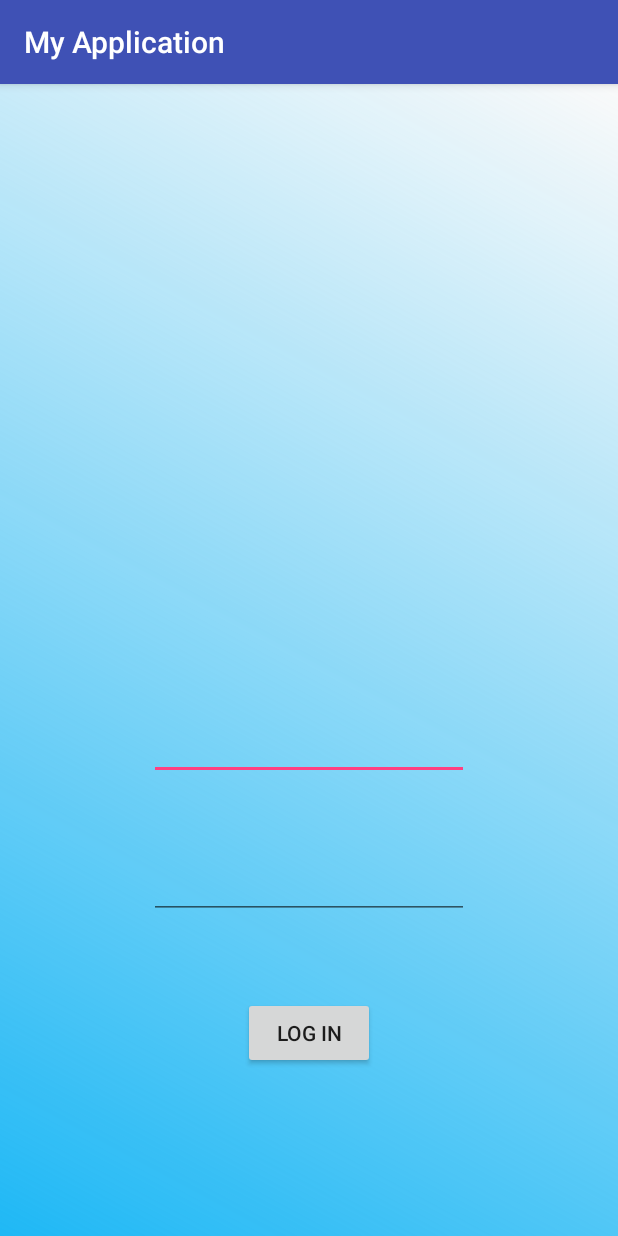
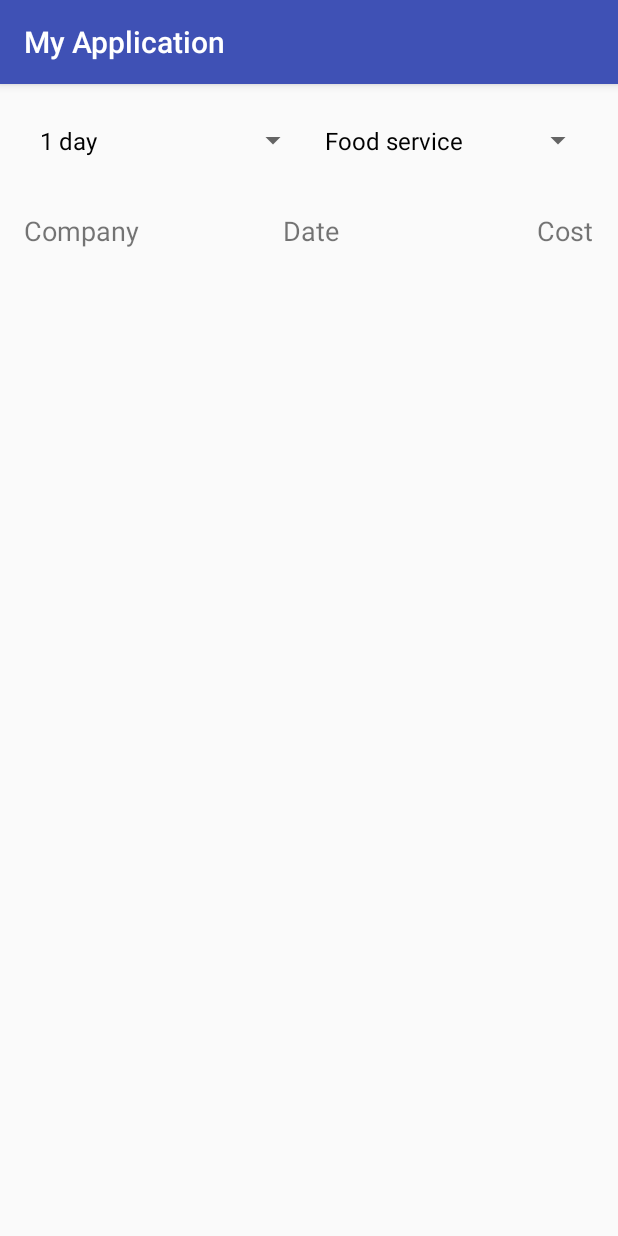
Before and after one commit to jevuu/e-ceipt, an Android app: the screen it shows after launch (MainActivity before the commit, HomeActivity after it), on a phone screen of 412 x 824 dp. Run offline under Robolectric (Android 15) with nearby library versions, the phone set to English and light mode, and no system bars.

Commit message:
working on homescreen

```diff
--- a/app/src/main/AndroidManifest.xml
+++ b/app/src/main/AndroidManifest.xml
@@ -1,7 +1,9 @@
 <?xml version="1.0" encoding="utf-8"?>
 <manifest xmlns:android="http://schemas.android.com/apk/res/android"
     package="com.example.d8.myapplication">
+
     <uses-permission android:name="android.permission.INTERNET" />
+
     <application
         android:allowBackup="true"
         android:icon="@mipmap/ic_launcher"
@@ -10,6 +12,9 @@
         android:supportsRtl="true"
         android:theme="@style/AppTheme">
         <activity android:name=".MainActivity">
+
+        </activity>
+        <activity android:name=".HomeActivity">
             <intent-filter>
                 <action android:name="android.intent.action.MAIN" />
 
--- /dev/null
+++ b/app/src/main/java/com/example/d8/myapplication/HomeActivity.java
@@ -0,0 +1,126 @@
+package com.example.d8.myapplication;
+
+import android.content.Context;
+import android.graphics.Color;
+import android.support.v7.app.AppCompatActivity;
+import android.os.Bundle;
+import android.view.Gravity;
+import android.view.View;
+import android.view.ViewGroup;
+import android.widget.ArrayAdapter;
+import android.widget.BaseAdapter;
+import android.widget.Spinner;
+import android.widget.SpinnerAdapter;
+import android.widget.TextView;
+
+import java.util.ArrayList;
+import java.util.Arrays;
+
+public class HomeActivity extends AppCompatActivity {
+
+
+
+    @Override
+    protected void onCreate(Bundle savedInstanceState) {
+        super.onCreate(savedInstanceState);
+        setContentView(R.layout.activity_home);
+
+        initCustomSpinner();
+
+
+
+    }
+
+    private void initSpinner(){
+        //Set spinner for day number select
+        Spinner spinnerDay = (Spinner) findViewById(R.id.spinner_daysnum_select);
+        // Create an ArrayAdapter using the string array and a default spinner layout
+        ArrayAdapter<CharSequence> adapterDay = ArrayAdapter.createFromResource(this,
+                R.array.home_spinner_days_select, android.R.layout.simple_spinner_item);
+        // Specify the layout to use when the list of choices appears
+        adapterDay.setDropDownViewResource(android.R.layout.simple_spinner_dropdown_item);
+        // Apply the adapter to the spinner
+        spinnerDay.setAdapter(adapterDay);
+
+
+
+        //Set spinner for category select
+        Spinner spinnerCategory = (Spinner) findViewById(R.id.spinner_category_select);
+        // Create an ArrayAdapter using the string array and a default spinner layout
+        ArrayAdapter<CharSequence> adapterCategory = ArrayAdapter.createFromResource(this,
+                R.array.home_spinner_category, android.R.layout.simple_spinner_item);
+        // Specify the layout to use when the list of choices appears
+        adapterCategory.setDropDownViewResource(android.R.layout.simple_spinner_dropdown_item);
+        // Apply the adapter to the spinner
+        spinnerCategory.setAdapter(adapterCategory);
+    }
+
+    private void initCustomSpinner() {
+        //Set spinner for day number select
+        Spinner spinnerDay = (Spinner) findViewById(R.id.spinner_daysnum_select);
+        ArrayList<String> resourceDay = new ArrayList<String>(Arrays.asList(getResources().getStringArray(R.array.home_spinner_days_select)));
+        CustomSpinnerAdapter customSpinnerAdapterDay=new CustomSpinnerAdapter(HomeActivity.this,resourceDay);
+        spinnerDay.setAdapter(customSpinnerAdapterDay);
+
+
+
+        //Set spinner for category select
+        Spinner spinnerCate = (Spinner) findViewById(R.id.spinner_category_select);
+        ArrayList<String> resourceCate = new ArrayList<String>(Arrays.asList(getResources().getStringArray(R.array.home_spinner_category)));
+        CustomSpinnerAdapter customSpinnerAdapterCate=new CustomSpinnerAdapter(HomeActivity.this,resourceCate);
+        spinnerCate.setAdapter(customSpinnerAdapterCate);
+
+    }
+
+    public class CustomSpinnerAdapter extends BaseAdapter implements SpinnerAdapter{
+        private final Context activity;
+        private ArrayList<String> asr;
+
+        public CustomSpinnerAdapter(Context context,ArrayList<String> asr) {
+            this.asr=asr;
+            activity = context;
+        }
+
+        public int getCount()
+        {
+            return asr.size();
+        }
+
+        public Object getItem(int i)
+        {
+            return asr.get(i);
+        }
+
+        public long getItemId(int i)
+        {
+            return (long)i;
+        }
+
+        @Override
+        public View getDropDownView(int position, View convertView, ViewGroup parent) {
+            TextView txt = new TextView(HomeActivity.this);
+            txt.setPadding(16, 16, 16, 16);
+            txt.setTextSize(18);
+            txt.setGravity(Gravity.LEFT);
+            txt.setText(asr.get(position));
+            txt.setTextColor(Color.parseColor("#000000"));
+            return  txt;
+        }
+
+        public View getView(int i, View view, ViewGroup viewgroup) {
+            TextView txt = new TextView(HomeActivity.this);
+            txt.setGravity(Gravity.LEFT);
+            txt.setPadding(16, 16, 16, 16);
+            txt.setTextSize(16);
+            //txt.setCompoundDrawablesWithIntrinsicBounds(0, 0, R.drawable.ic_down, 0);
+            txt.setText(asr.get(i));
+            txt.setTextColor(Color.parseColor("#000000"));
+            return  txt;
+        }
+    }
+
+
+
+
+
+}
--- /dev/null
+++ b/app/src/main/res/layout/activity_home.xml
@@ -0,0 +1,71 @@
+<?xml version="1.0" encoding="utf-8"?>
+<LinearLayout xmlns:android="http://schemas.android.com/apk/res/android"
+    xmlns:app="http://schemas.android.com/apk/res-auto"
+    xmlns:tools="http://schemas.android.com/tools"
+    android:layout_width="match_parent"
+    android:layout_height="match_parent"
+    android:orientation="vertical"
+    android:paddingLeft="16dp"
+    android:paddingRight="16dp"
+    android:paddingTop="16dp"
+    android:paddingBottom="16dp"
+    tools:context="com.example.d8.myapplication.HomeActivity">
+
+    <LinearLayout
+        android:layout_width="match_parent"
+        android:layout_height="wrap_content"
+        android:orientation="horizontal">
+
+        <Spinner
+            android:id="@+id/spinner_daysnum_select"
+            android:layout_width="0dp"
+            android:layout_height="wrap_content"
+            android:layout_weight=".50"
+            android:spinnerMode="dropdown"/>
+
+        <Spinner
+            android:id="@+id/spinner_category_select"
+            android:layout_width="0dp"
+            android:layout_height="wrap_content"
+            android:layout_weight=".50"/>
+    </LinearLayout>
+
+    <LinearLayout
+        android:layout_width="match_parent"
+        android:layout_height="match_parent"
+        android:orientation="vertical"
+        android:paddingTop="10dp">
+
+
+
+        <LinearLayout
+            android:layout_width="match_parent"
+            android:layout_height="match_parent"
+            android:paddingTop="16dp"
+            android:orientation="horizontal">
+
+            <TextView
+                android:layout_width="wrap_content"
+                android:layout_height="wrap_content"
+                android:layout_weight=".40"
+                android:textSize="18dp"
+                android:text="Company" />
+
+            <TextView
+                android:layout_width="wrap_content"
+                android:layout_height="wrap_content"
+                android:layout_weight=".30"
+                android:textSize="18dp"
+                android:text="Date" />
+
+            <TextView
+                android:layout_width="wrap_content"
+                android:layout_height="wrap_content"
+                android:layout_weight=".25"
+                android:textSize="18dp"
+                android:gravity="right"
+                android:text="Cost" />
+
+        </LinearLayout>
+    </LinearLayout>
+</LinearLayout>
--- a/app/src/main/res/values/strings.xml
+++ b/app/src/main/res/values/strings.xml
@@ -1,3 +1,17 @@
 <resources>
     <string name="app_name">My Application</string>
+    <string-array name="home_spinner_days_select">
+        <item>1 day</item>
+        <item>7 days</item>
+        <item>15 days</item>
+        <item>30 days</item>
+        <item>60 days</item>
+        <item>90 days</item>
+        <item>180 days</item>
+        <item>360 days</item>
+    </string-array>
+    <string-array name="home_spinner_category">
+        <item>Food service</item>
+        <item>Retail</item>
+    </string-array>
 </resources>
```
Also changed, not shown: app/src/main/res/drawable/welcomepage.png (added).
